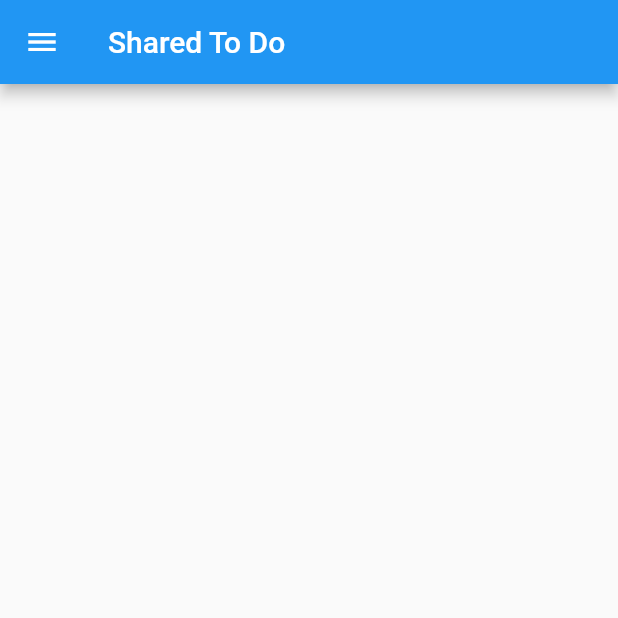
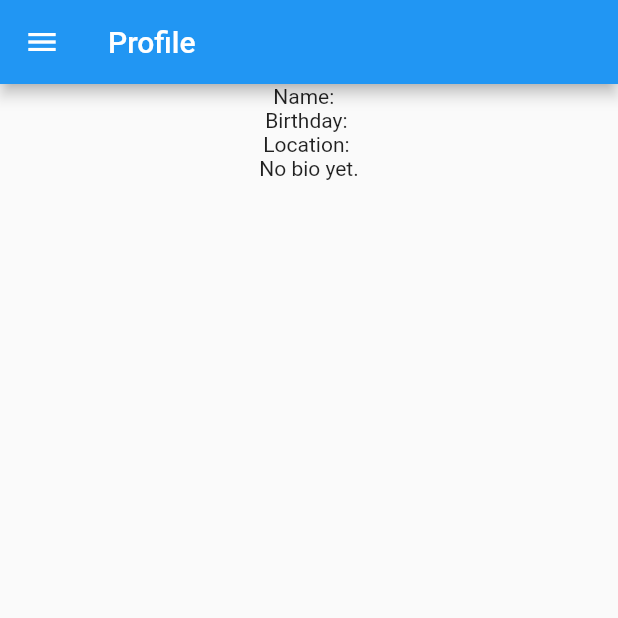
Before and after one commit to CMSC-23-1st-Sem-2022-2023/cmsc-23-project-smvillavicencio, a Flutter app: the screen it shows once a user with an empty profile is signed in, on a phone screen of 412 x 824 dp, the top half of it. Run offline on Flutter 3.47's test engine with Material 2 defaults, Android fonts, the light colour scheme and no system bars; our stand-ins replace cloud_firestore, date_field, firebase_auth, firebase_core, fluttertoast, google_fonts; missing offline and left inert: fake_cloud_firestore, firebase_auth_mocks; accounts and stored records are empty.

Commit message:
fet: profile page fetches user information

```diff
--- /dev/null
+++ b/lib/api/firebase_users_api.dart
@@ -0,0 +1,9 @@
+import 'package:cloud_firestore/cloud_firestore.dart';
+
+class FirebaseUsersAPI {
+  static final FirebaseFirestore db = FirebaseFirestore.instance;
+
+  Stream<DocumentSnapshot> getOneUser(String uid) {
+    return db.collection("users").doc(uid).snapshots();
+  }
+}
--- a/lib/main.dart
+++ b/lib/main.dart
@@ -1,4 +1,5 @@
 import 'package:cmsc23_project_villavicencio/providers/auth_provider.dart';
+import 'package:cmsc23_project_villavicencio/providers/user_provider.dart';
 import 'package:cmsc23_project_villavicencio/screens/login_page.dart';
 import 'package:cmsc23_project_villavicencio/screens/user_profile.dart';
 import 'package:flutter/material.dart';
@@ -12,13 +13,10 @@
     options: DefaultFirebaseOptions.currentPlatform,
   );
   runApp(
-      MultiProvider(
-        providers: [
-          // ChangeNotifierProvider(create: ((context) => TodoListProvider())),
-          ChangeNotifierProvider(create: ((context) => AuthProvider())),
-        ],
-        child: const MyApp()
-      ),
+    MultiProvider(providers: [
+      ChangeNotifierProvider(create: ((context) => UsersProvider())),
+      ChangeNotifierProvider(create: ((context) => AuthProvider())),
+    ], child: const MyApp()),
   );
 }
 
@@ -46,7 +44,8 @@
   @override
   Widget build(BuildContext context) {
     if (context.watch<AuthProvider>().isAuthenticated) {
-      return const ProfilePage();
+      String userUid = context.watch<AuthProvider>().user!.uid;
+      return ProfilePage(uid: userUid);
     } else {
       return const LoginPage();
     }
--- /dev/null
+++ b/lib/models/user_model.dart
@@ -0,0 +1,66 @@
+import 'dart:convert';
+
+class User {
+  String? id;
+  String username;
+  String email;
+  String firstName;
+  String lastName;
+  String birthday;
+  String location;
+  String bio;
+  List<dynamic> friends;
+  List<dynamic> receivedFriendRequests;
+  List<dynamic> sentFriendRequest;
+
+  User({
+    this.id,
+    required this.username,
+    required this.email,
+    required this.firstName,
+    required this.lastName,
+    required this.birthday,
+    required this.location,
+    required this.bio,
+    required this.friends,
+    required this.receivedFriendRequests,
+    required this.sentFriendRequest,
+  });
+
+  factory User.fromJson(Map<String, dynamic> json) {
+    return User(
+      id: json['id'],
+      username: json['username'],
+      email: json['email'],
+      firstName: json['firstName'],
+      lastName: json['lastName'],
+      birthday: json['birthday'],
+      location: json['location'],
+      bio: json['bio'],
+      friends: json['friends'],
+      receivedFriendRequests: json['receivedFriendRequests'],
+      sentFriendRequest: json['sentFriendRequest'],
+    );
+  }
+
+  static List<User> fromJsonArray(String jsonData) {
+    final Iterable<dynamic> data = jsonDecode(jsonData);
+    return data.map<User>((dynamic d) => User.fromJson(d)).toList();
+  }
+
+  Map<String, dynamic> toJson(User user) {
+    return {
+      'id': user.id,
+      'username': user.username,
+      'email': user.email,
+      'firstName': user.firstName,
+      'lastName': user.lastName,
+      'birthday': user.birthday,
+      'location': user.location,
+      'bio': user.bio,
+      'friends': user.friends,
+      'receivedFriendRequests': user.receivedFriendRequests,
+      'sentFriendRequest': user.sentFriendRequest,
+    };
+  }
+}
--- /dev/null
+++ b/lib/providers/user_provider.dart
@@ -0,0 +1,58 @@
+/*
+  Created by: Sebastian M. Villavicencio
+  Date: 17 November 2022
+  Description: Friends app with networking
+*/
+
+import 'package:cmsc23_project_villavicencio/api/firebase_users_api.dart';
+import 'package:flutter/material.dart';
+import 'package:cloud_firestore/cloud_firestore.dart';
+
+class UsersProvider with ChangeNotifier {
+  late FirebaseUsersAPI firebaseService;
+  late Stream<QuerySnapshot> _usersStream;
+  late Stream<DocumentSnapshot> _user;
+
+  UsersProvider() {
+    firebaseService = FirebaseUsersAPI();
+    // fetchAllUsers();
+  }
+
+  Stream<QuerySnapshot> get users => _usersStream;
+  Stream<DocumentSnapshot> get user => _user;
+
+  fetchOneUser(String uid) {
+    _user = firebaseService.getOneUser(uid);
+    // notifyListeners();
+  }
+
+  // fetchAllUsers() {
+  //   _usersStream = firebaseService.getAllUsers();
+  //   notifyListeners();
+  // }
+
+  // unfriendUser(String currId, String friendId) {
+  //   firebaseService.removeFriend(currId, friendId);
+  //   notifyListeners();
+  // }
+
+  // acceptRequest(String currId, String senderId) {
+  //   firebaseService.acceptUser(currId, senderId);
+  //   notifyListeners();
+  // }
+
+  // rejectRequest(String currId, String senderId) {
+  //   firebaseService.rejectUser(currId, senderId);
+  //   notifyListeners();
+  // }
+
+  // cancelRequest(String currId, String senderId) {
+  //   firebaseService.cancelFriendRequest(currId, senderId);
+  //   notifyListeners();
+  // }
+
+  // addFriend(String currId, String senderId) {
+  //   firebaseService.addUser(currId, senderId);
+  //   notifyListeners();
+  // }
+}
--- a/lib/screens/user_profile.dart
+++ b/lib/screens/user_profile.dart
@@ -1,19 +1,25 @@
+import 'package:cmsc23_project_villavicencio/models/user_model.dart';
 import 'package:cmsc23_project_villavicencio/providers/auth_provider.dart';
+import 'package:cmsc23_project_villavicencio/providers/user_provider.dart';
 import 'package:flutter/material.dart';
 import 'package:provider/provider.dart';
 
-class ProfilePage extends StatefulWidget{
-  const ProfilePage({super.key});
+class ProfilePage extends StatefulWidget {
+  String uid;
+  ProfilePage({super.key, required this.uid});
   @override
   _ProfilePageState createState() => _ProfilePageState();
 }
 
 class _ProfilePageState extends State<ProfilePage> {
   @override
-  Widget build(BuildContext context){
+  Widget build(BuildContext context) {
+    context.watch<UsersProvider>().fetchOneUser(widget.uid);
+
+    Stream user = context.watch<UsersProvider>().user;
     return Scaffold(
         appBar: AppBar(
-        title: const Text('Shared To Do'),
+          title: const Text('Profile'),
         ),
         drawer: Drawer(
             child: ListView(
@@ -49,6 +55,54 @@
             ),
           ],
         )),
+        body: Center(
+          child: Container(
+            child: StreamBuilder(
+              stream: user,
+              builder: (context, snapshot) {
+                if (snapshot.hasError) {
+                  return Center(
+                    child: Text("Error encountered! ${snapshot.error}"),
+                  );
+                } else if (snapshot.connectionState ==
+                    ConnectionState.waiting) {
+                  return Center(
+                    child: CircularProgressIndicator(),
+                  );
+                } else if (!snapshot.hasData) {
+                  return Center(
+                    child: Text("No Users Found"),
                   );
                 }
+
+                User profileUser =
+                    User.fromJson(snapshot.data.data() as Map<String, dynamic>);
+
+                print(snapshot.data.data());
+                // print(snapshot['userName']);
+                return Container(
+                  child: Column(children: [
+                    Text(
+                      "Name: ${profileUser.firstName} ${profileUser.lastName}",
+                    ),
+                    Text(
+                      "Birthday: ${profileUser.birthday}",
+                    ),
+                    Text(
+                      "Location: ${profileUser.location}",
+                    ),
+                    profileUser.bio == ''
+                        ? Text(
+                            "No bio yet.",
+                          )
+                        : Text(
+                            "Location: ${profileUser.bio}",
+                          ),
+                  ]),
+                );
+              },
+            ),
+          ),
+        ));
   }
+}
```
Lines whose indentation alone changed are shown as unchanged.
